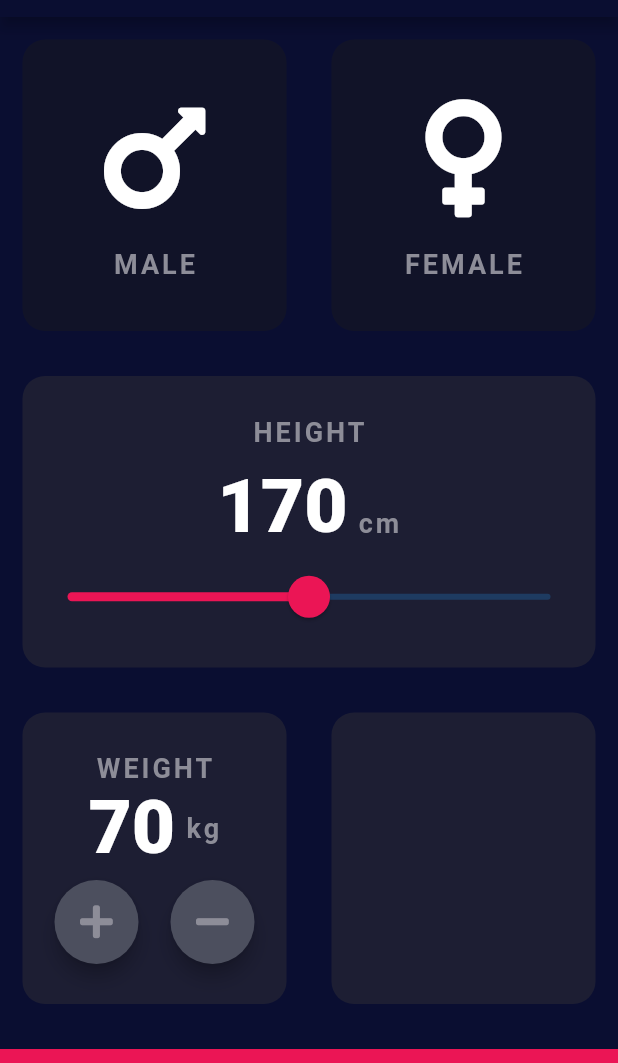
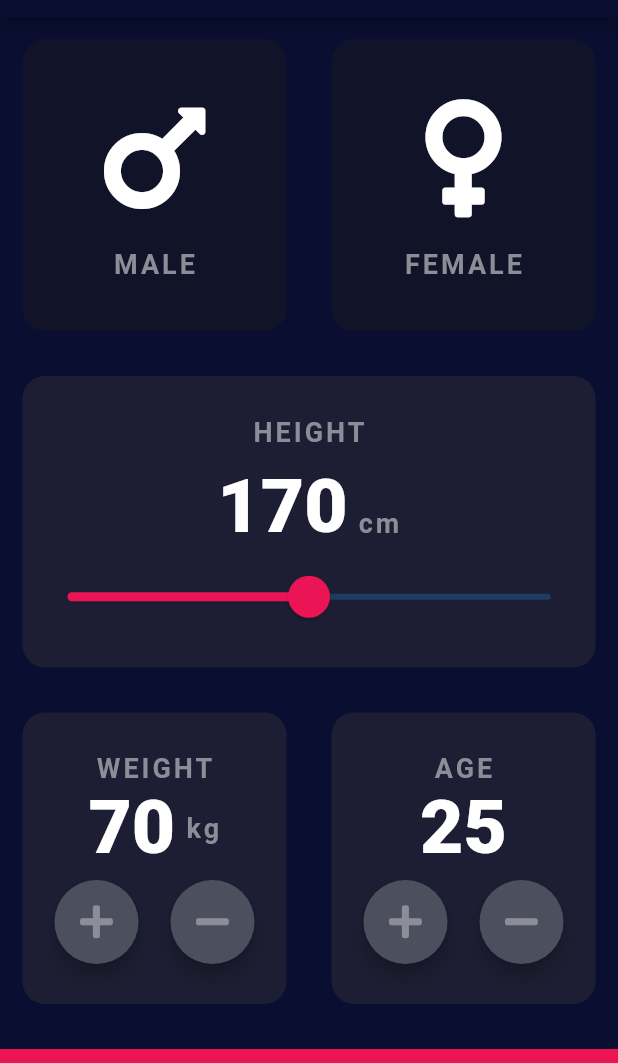
Before and after one commit to kv778/FlutterCourse, a Flutter app: the screen it shows after launch, on a phone screen of 412 x 824 dp, the part 67-1130 px from its top. Run offline on Flutter 3.47's test engine with Material 2 defaults, Android fonts, the phone set to English and light mode, and no system bars; our stand-ins replace audioplayers, font_awesome_flutter; missing offline and left inert: flutter_dropzone.

Commit message:
Implemented the age card

```diff
--- a/bmi_again/lib/input_page.dart
+++ b/bmi_again/lib/input_page.dart
@@ -21,6 +21,7 @@ class _InputPageState extends State<InputPage> {
   Gender selectedGender;
   int height = 170;
   int weight = 70;
+  int age = 25;
   @override
   Widget build(BuildContext context) {
     return Scaffold(
@@ -188,7 +189,50 @@ class _InputPageState extends State<InputPage> {
                 ),
                 Expanded(
                   flex: 1,
-                  child: ReusableCard(colour: kActiveCardColor),
+                  child: ReusableCard(
+                    colour: kActiveCardColor,
+                    cardChild: Column(
+                      mainAxisAlignment: MainAxisAlignment.center,
+                      crossAxisAlignment: CrossAxisAlignment.center,
+                      children: [
+                        Text(
+                          'AGE',
+                          style: kGenderTextStyle,
+                        ),
+                        Text(
+                          age.toString(),
+                          style: kNumberTextStyle,
+                        ),
+                        SizedBox(
+                          height: 5.0,
+                        ),
+                        Row(
+                          mainAxisAlignment: MainAxisAlignment.spaceEvenly,
+                          crossAxisAlignment: CrossAxisAlignment.center,
+                          children: [
+                            RoundIconButton(
+                              buttonIcon: FontAwesomeIcons.plus,
+                              onPress: () {
+                                setState(() {
+                                  if(age < 100)
+                                    ++age;
+                                });
+                              },
+                            ),
+                            RoundIconButton(
+                              buttonIcon: FontAwesomeIcons.minus,
+                              onPress: () {
+                                setState(() {
+                                  if(age > 0)
+                                    --age;
+                                });
+                              },
+                            ),
+                          ],
+                        ),
+                      ],
+                    ),
+                  ),
                 ),
               ],
             ),
```
